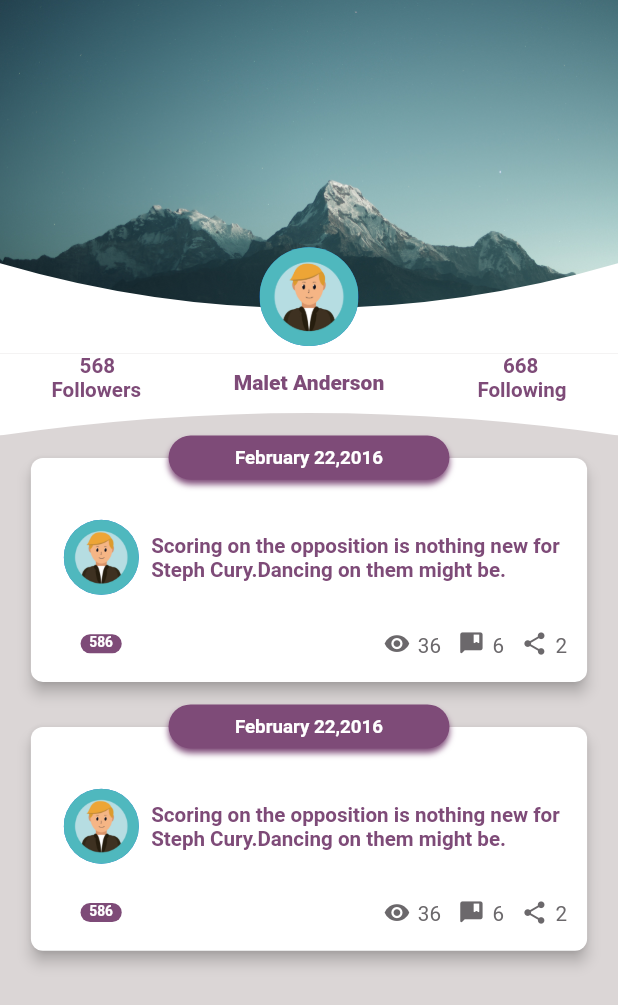
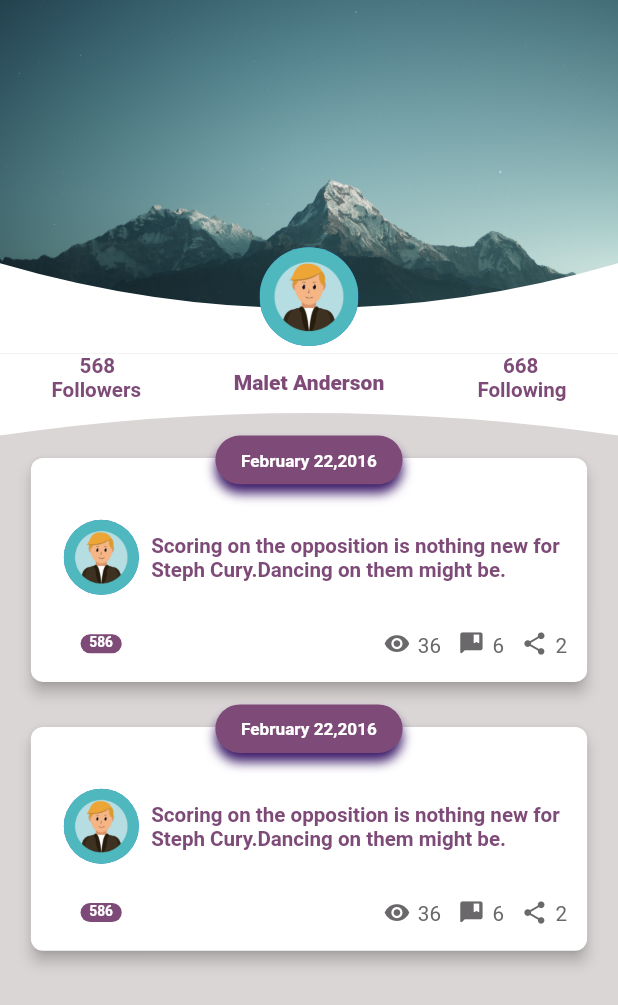
Before and after one commit to bhargav-dobariya/Flutter-Training2, a Flutter app: the screen it shows after launch, on a phone screen of 412 x 824 dp. Shown: the top 1005 px of the screen. Run offline on Flutter 3.47's test engine with Material 2 defaults, Android fonts, the phone set to English and light mode, and no system bars; our stand-ins replace firebase_core; accounts and stored records are empty.

Commit message:
Suggestions implemented

```diff
--- a/lib/Resources/color_asset.dart
+++ b/lib/Resources/color_asset.dart
@@ -8,9 +8,10 @@ class ColorAsset {
   static Color cadetButton = const Color(0xff2dfce1);
   static Color foloraWhiteButton = const Color(0xffFFFAF0);
   static Color whitecolor = const Color(0xffffffff);
-  static Color skybluecolor = Color(0xFF3B76D4);
-  static Color blackcolor = Color(0xFF000000);
-  static Color cardbg = Color(0xFFDBD6D6);
-  static Color titlecolor = Color(0xFF7e4b78);
-  static Color visibilityColor = Color(0xFF6B686B);
+  static Color skybluecolor = const Color(0xFF3B76D4);
+  static Color blackcolor = const Color(0xFF000000);
+  static Color cardbg = const Color(0xFFDBD6D6);
+  static Color titlecolor = const Color(0xFF7e4b78);
+  static Color visibilityColor = const Color(0xFF6B686B);
+  static Color shadowcolor = Color.fromARGB(255, 61, 28, 105);
 }
--- a/lib/Screens/home_page.dart
+++ b/lib/Screens/home_page.dart
@@ -48,7 +48,7 @@ class HomePage extends StatelessWidget {
                                 child: Row(
                                   mainAxisAlignment:
                                       MainAxisAlignment.spaceBetween,
-                                  crossAxisAlignment: CrossAxisAlignment.start,
+                                  crossAxisAlignment: CrossAxisAlignment.center,
                                   children: [
                                     Text(
                                       "568",
@@ -73,17 +73,16 @@ class HomePage extends StatelessWidget {
                                   ],
                                 ),
                               ),
-                              Container(
-                                child: Row(
+                              Row(
                                 mainAxisAlignment:
                                     MainAxisAlignment.spaceBetween,
+                                crossAxisAlignment: CrossAxisAlignment.center,
                                 children: [
                                   Text(
                                     "Followers",
                                     style: TextStyle(
-                                          fontSize: MediaQuery.of(context)
-                                                  .size
-                                                  .width /
+                                        fontSize:
+                                            MediaQuery.of(context).size.width /
                                                 30,
                                         color: ColorAsset.titlecolor,
                                         fontWeight: FontWeight.w700),
@@ -91,15 +90,13 @@ class HomePage extends StatelessWidget {
                                   Text(
                                     "Following",
                                     style: TextStyle(
-                                          fontSize: MediaQuery.of(context)
-                                                  .size
-                                                  .width /
+                                        fontSize:
+                                            MediaQuery.of(context).size.width /
                                                 30,
                                         color: ColorAsset.titlecolor,
                                         fontWeight: FontWeight.w700),
                                   )
                                 ],
-                                ),
                               ),
                             ],
                           ),
@@ -110,7 +107,6 @@ class HomePage extends StatelessWidget {
                       margin: EdgeInsets.symmetric(
                           horizontal: MediaQuery.of(context).size.width / 20),
                       width: MediaQuery.of(context).size.width,
-                      // height: MediaQuery.of(context).size.height / 2,
                       color: ColorAsset.cardbg,
                       child: SingleChildScrollView(
                         child: Column(
@@ -122,12 +118,8 @@ class HomePage extends StatelessWidget {
                 ),
                 Center(
                   child: Container(
-                    // alignment: Alignment.center,
-                    // color: Colors.black,
                     margin: EdgeInsets.only(
-                        // left: MediaQuery.of(context).size.width / 3,
                         top: MediaQuery.of(context).size.height / 5.0),
-
                     child: Column(
                       children: [
                         CircleAvatar(
--- a/lib/Widgets/postcard_widget.dart
+++ b/lib/Widgets/postcard_widget.dart
@@ -134,25 +134,26 @@ class _PostCardWidgetState extends State<PostCardWidget> {
             )),
         Center(
           child: Container(
-              height: MediaQuery.of(context).size.height / 28,
-              width: MediaQuery.of(context).size.width / 2.2,
-              child: Center(
+              child: Padding(
+                padding: EdgeInsets.symmetric(
+                    horizontal: MediaQuery.of(context).size.width / 24,
+                    vertical: MediaQuery.of(context).size.height / 85),
                 child: Text(
                   "February 22,2016",
                   style: TextStyle(
                       color: ColorAsset.whitecolor,
-                      fontSize: MediaQuery.of(context).size.width / 33,
+                      fontSize: MediaQuery.of(context).size.width / 36,
                       fontWeight: FontWeight.w700),
                 ),
               ),
               decoration: BoxDecoration(
                 boxShadow: [
                   BoxShadow(
-                    color: ColorAsset.titlecolor,
+                    color: ColorAsset.shadowcolor,
 
-                    blurRadius: 3,
+                    blurRadius: 6,
                     offset:
-                        const Offset(0.0, 3.0), // changes position of shadow
+                        const Offset(0.0, 6.0), // changes position of shadow
                   ),
                 ],
                 color: ColorAsset.titlecolor,
```
Lines whose indentation alone changed are shown as unchanged.
